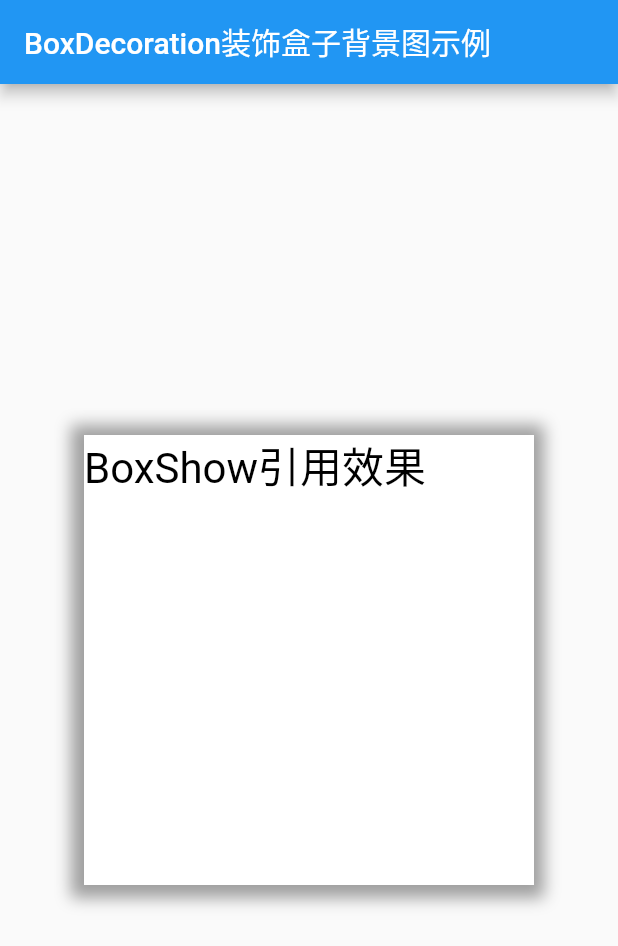
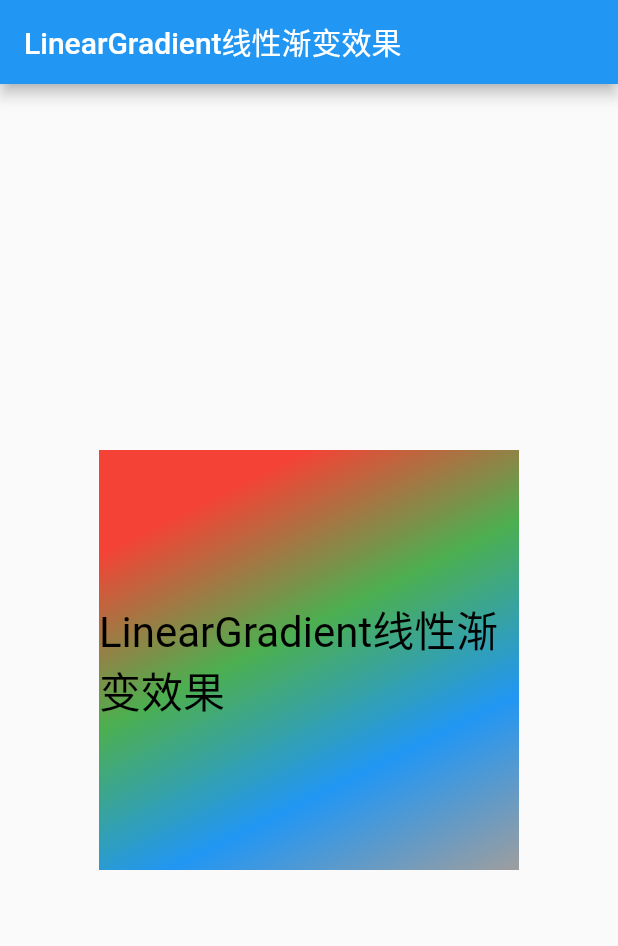
Before and after one commit to happydreamer/flutter, a Flutter app: the screen it shows after launch, on a phone screen of 412 x 824 dp. Shown: the top 946 px of the screen. Run offline on Flutter 3.47's test engine with Material 2 defaults, Android fonts, the phone set to English and light mode, and no system bars.

Commit message:
LinearGradient线性渐变效果

```diff
--- a/lib/main.dart
+++ b/lib/main.dart
@@ -5,29 +5,34 @@ class LayoutDemo extends StatelessWidget {
   Widget build(BuildContext context) {
     return new Scaffold(
       appBar: new AppBar(
-        title: new Text('BoxDecoration装饰盒子背景图示例'),
+        title: new Text('LinearGradient线性渐变效果'),
       ),
       body: new Center(
-        child: Container(
-          width: 300.0,
-          height: 300.0,
-          decoration: BoxDecoration(
-            color: Colors.white,
-            //边框阴影效果
-            boxShadow: <BoxShadow>[
-              new BoxShadow(
-                color: Colors.grey, //阴影颜色
-                blurRadius: 8.0, //模糊值
-                spreadRadius: 8.0, //扩展阴影半径
-                offset: Offset(-1.0, 1.0),
+        child: new DecoratedBox(
+          decoration: new BoxDecoration(
+            gradient: new LinearGradient(
+              begin: const FractionalOffset(0.5, 0.0), //起始偏移量
+              end: const FractionalOffset(1.0, 1.0), //终止偏移量
+              //渐变颜色数据集
+              colors: <Color>[
+                Colors.red,
+                Colors.green,
+                Colors.blue,
+                Colors.grey,
+              ],
+            ),
+          ),
+          child: new Container(
+            width: 280.0,
+            height: 280.0,
+            child: new Center(
+              child: Text(
+                'LinearGradient线性渐变效果',
+                style: TextStyle(
+                  color: Colors.black,
+                  fontSize: 28.0,
+                ),
               ),
-            ],
-          ),
-          child: Text(
-            'BoxShow引用效果',
-            style: TextStyle(
-              color: Colors.black,
-              fontSize: 28.0,
             ),
           ),
         ),
@@ -38,7 +43,7 @@ class LayoutDemo extends StatelessWidget {
 
 void main() {
   runApp(new MaterialApp(
-    title: 'BoxDecoration---边框阴影示例',
+    title: 'LinearGradient线性渐变效果',
     home: new LayoutDemo(),
   ));
 }
```
